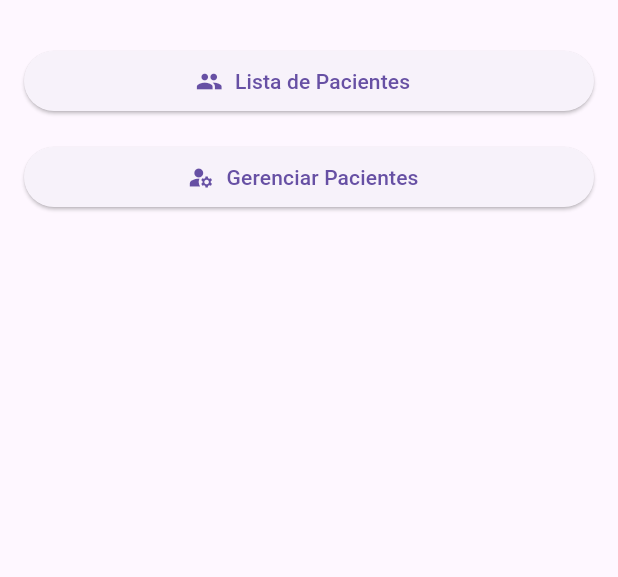
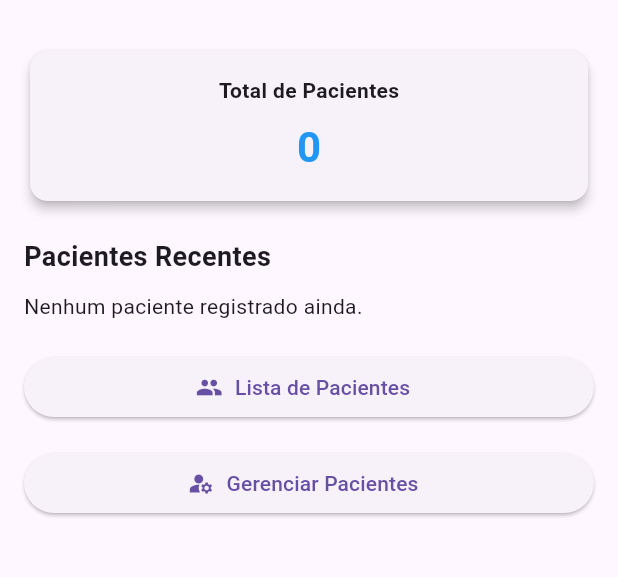
Before and after one commit to GabrielVAPP/Check-Uppers, a Flutter app: the screen it shows after launch, on a phone screen of 412 x 824 dp, the part 63-640 px from its top. Run offline on Flutter 3.47's test engine with Material 3 defaults, Android fonts, the phone set to English and light mode, and no system bars.

Commit message:
Home Screen Atualizada

```diff
--- a/Check-Uppers/flutter_application_1/lib/screens/home_screen.dart
+++ b/Check-Uppers/flutter_application_1/lib/screens/home_screen.dart
@@ -1,12 +1,31 @@
 import 'package:flutter/material.dart';
+import '../data/pacientes_repository.dart';
 import 'lista_pacientes_screen.dart';
 import 'gerenciar_pacientes_screen.dart';
 
 class HomeScreen extends StatelessWidget {
   const HomeScreen({super.key});
 
+  int calcularIdade(DateTime nascimento) {
+    final hoje = DateTime.now();
+    int idade = hoje.year - nascimento.year;
+
+    if (hoje.month < nascimento.month ||
+        (hoje.month == nascimento.month && hoje.day < nascimento.day)) {
+      idade--;
+    }
+
+    return idade;
+  }
+
   @override
   Widget build(BuildContext context) {
+    final pacientes = PacientesRepository.pacientes;
+    final total = pacientes.length;
+
+    // Exibir no máximo 3 pacientes
+    final listaCompacta = pacientes.take(3).toList();
+
     return Scaffold(
       appBar: AppBar(
         title: const Text('Check-uppers'),
@@ -14,24 +33,103 @@ class HomeScreen extends StatelessWidget {
       ),
       body: Padding(
         padding: const EdgeInsets.all(16),
-        child: Column(
-          crossAxisAlignment: CrossAxisAlignment.stretch,
+        child: ListView(
           children: [
+            // 🔹 Card: Total de Pacientes
+            Card(
+              elevation: 3,
+              child: Padding(
+                padding: const EdgeInsets.all(16),
+                child: Column(
+                  children: [
+                    const Text(
+                      'Total de Pacientes',
+                      style: TextStyle(
+                        fontSize: 14,
+                        fontWeight: FontWeight.bold,
+                      ),
+                    ),
+                    const SizedBox(height: 8),
+                    Text(
+                      '$total',
+                      style: const TextStyle(
+                        fontSize: 28,
+                        fontWeight: FontWeight.bold,
+                        color: Colors.blue,
+                      ),
+                    ),
+                  ],
+                ),
+              ),
+            ),
+
+            const SizedBox(height: 20),
+
+            // 🔹 Mini-lista de pacientes
+            const Text(
+              'Pacientes Recentes',
+              style: TextStyle(
+                fontSize: 18,
+                fontWeight: FontWeight.bold,
+              ),
+            ),
+
+            const SizedBox(height: 10),
+
+            if (listaCompacta.isEmpty)
+              const Text("Nenhum paciente registrado ainda."),
+
+            ...listaCompacta.map((paciente) {
+              final idade = calcularIdade(paciente.dataNascimento);
+
+              return Card(
+                child: ListTile(
+                  leading: CircleAvatar(
+                    child: Icon(Icons.person),
+                  ),
+                  title: Text(paciente.nome),
+                  subtitle: Text("Idade: $idade  |  Gênero: ${paciente.genero}"),
+                  trailing: Icon(Icons.arrow_forward_ios, size: 16),
+                  onTap: () {
+                    Navigator.push(
+                      context,
+                      MaterialPageRoute(
+                        builder: (_) => const ListaPacientesScreen(),
+                      ),
+                    );
+                  },
+                ),
+              );
+            }),
+
+            const SizedBox(height: 20),
+
+            // 🔹 Botões
             ElevatedButton.icon(
               icon: const Icon(Icons.people),
               label: const Text('Lista de Pacientes'),
               onPressed: () {
-                Navigator.push(context,
-                    MaterialPageRoute(builder: (_) => const ListaPacientesScreen()));
+                Navigator.push(
+                  context,
+                  MaterialPageRoute(
+                    builder: (_) => const ListaPacientesScreen(),
+                  ),
+                );
               },
             ),
+
             const SizedBox(height: 16),
+
             ElevatedButton.icon(
               icon: const Icon(Icons.manage_accounts),
               label: const Text('Gerenciar Pacientes'),
               onPressed: () {
-                Navigator.push(context,
-                    MaterialPageRoute(builder: (_) => const GerenciarPacientesScreen()));
+                Navigator.push(
+                  context,
+                  MaterialPageRoute(
+                    builder: (_) => const GerenciarPacientesScreen(),
+                  ),
+                );
               },
             ),
           ],
```
